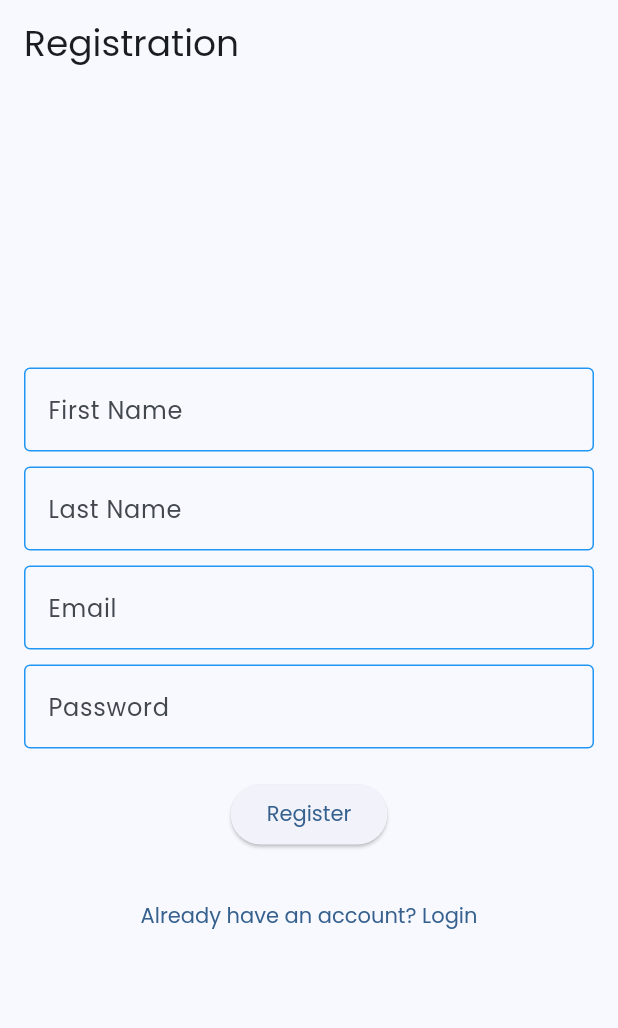
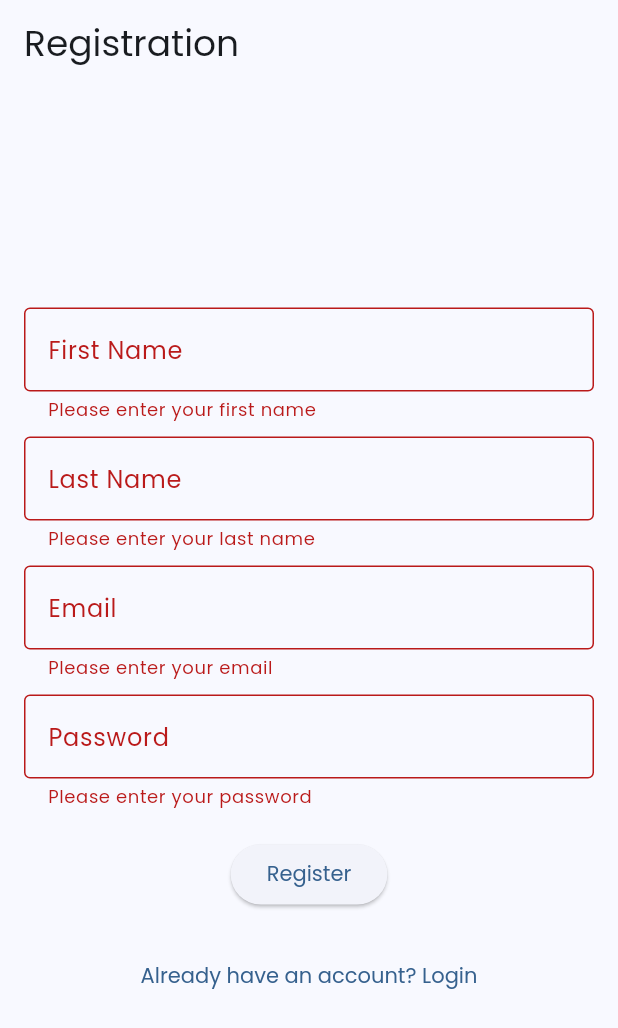
Before and after one commit to elena-atanasoska/Classly, a Flutter app: the RegistrationScreen screen opened directly with empty values, after a tap on "Register", on a phone screen of 412 x 824 dp. Shown: the top 1028 px of the screen. Run offline on Flutter 3.47's test engine with Material 3 defaults, Android fonts, the phone set to English and light mode, and no system bars; our stand-ins replace cloud_firestore, firebase_auth, firebase_core, firebase_storage, flutter_local_notifications, geolocator and 5 more; accounts and stored records are empty; generated files the repository leaves out were written again.

Commit message:
login and register form validation

```diff
--- a/lib/presentation/screens/register_screen.dart
+++ b/lib/presentation/screens/register_screen.dart
@@ -15,12 +15,12 @@ class RegistrationScreen extends StatefulWidget {
 }
 
 class _RegistrationScreenState extends State<RegistrationScreen> {
-  TextEditingController _firstNameController = TextEditingController();
-  TextEditingController _lastNameController = TextEditingController();
-  TextEditingController _emailController = TextEditingController();
-  TextEditingController _passwordController = TextEditingController();
+  final _formKey = GlobalKey<FormState>();
+  final TextEditingController _firstNameController = TextEditingController();
+  final TextEditingController _lastNameController = TextEditingController();
+  final TextEditingController _emailController = TextEditingController();
+  final TextEditingController _passwordController = TextEditingController();
 
-  final AuthService _firebaseService = AuthService();
   final FirebaseFirestore _firestore = FirebaseFirestore.instance;
 
   @override
@@ -31,32 +31,64 @@ class _RegistrationScreenState extends State<RegistrationScreen> {
       ),
       body: Padding(
         padding: const EdgeInsets.all(16.0),
+        child: Form(
+          key: _formKey,
           child: Column(
             mainAxisAlignment: MainAxisAlignment.center,
             children: [
-            TextField(
+              TextFormField(
                 controller: _firstNameController,
                 decoration: InputDecoration(labelText: 'First Name'),
+                validator: (value) {
+                  if (value == null || value.isEmpty) {
+                    return 'Please enter your first name';
+                  }
+                  return null;
+                },
               ),
               SizedBox(height: 10),
-            TextField(
+              TextFormField(
                 controller: _lastNameController,
                 decoration: InputDecoration(labelText: 'Last Name'),
+                validator: (value) {
+                  if (value == null || value.isEmpty) {
+                    return 'Please enter your last name';
+                  }
+                  return null;
+                },
               ),
               SizedBox(height: 10),
-            TextField(
+              TextFormField(
                 controller: _emailController,
                 decoration: InputDecoration(labelText: 'Email'),
+                keyboardType: TextInputType.emailAddress,
+                validator: (value) {
+                  if (value == null || value.isEmpty) {
+                    return 'Please enter your email';
+                  }
+                  // Add more validation if needed (e.g., regex for email format)
+                  return null;
+                },
               ),
               SizedBox(height: 10),
-            TextField(
+              TextFormField(
                 controller: _passwordController,
                 decoration: InputDecoration(labelText: 'Password'),
                 obscureText: true,
+                validator: (value) {
+                  if (value == null || value.isEmpty) {
+                    return 'Please enter your password';
+                  }
+                  if (value.length < 6) {
+                    return 'Password must be at least 6 characters long';
+                  }
+                  return null;
+                },
               ),
               SizedBox(height: 20),
               ElevatedButton(
                 onPressed: () {
+                  if (_formKey.currentState?.validate() ?? false) {
                     registerUser(
                       _firstNameController.text,
                       _lastNameController.text,
@@ -64,6 +96,7 @@ class _RegistrationScreenState extends State<RegistrationScreen> {
                       _passwordController.text,
                       context,
                     );
+                  }
                 },
                 child: Text('Register'),
               ),
@@ -72,12 +105,13 @@ class _RegistrationScreenState extends State<RegistrationScreen> {
                 onPressed: () {
                   Navigator.pushReplacement(
                     context,
-                  MaterialPageRoute(builder: (context) => LoginScreen(_firebaseService)),
+                    MaterialPageRoute(builder: (context) => LoginScreen(widget.firebaseService)),
                   );
                 },
                 child: Text('Already have an account? Login'),
               ),
             ],
+          ),
         ),
       ),
     );
@@ -112,7 +146,20 @@ class _RegistrationScreenState extends State<RegistrationScreen> {
         MaterialPageRoute(builder: (context) => BottomNavigation()),
       );
     } catch (e) {
-      print('Registration failed: $e');
+      String errorMessage = 'Registration failed';
+      if (e is FirebaseAuthException) {
+        final match = RegExp(r'\[(.*?)\]').firstMatch(e.message ?? '');
+        if (match != null && match.group(1) != null) {
+          errorMessage = match.group(1)!;
+        } else {
+          errorMessage = e.message ?? 'Registration failed';
+        }
+      }
+
+      print('Registration failed: $errorMessage');
+      ScaffoldMessenger.of(context).showSnackBar(
+        SnackBar(content: Text(errorMessage)),
+      );
     }
   }
 }
```
Also changed, not shown: lib/presentation/screens/login_screen.dart (+53 -13 lines). Lines whose indentation alone changed are shown as unchanged.
